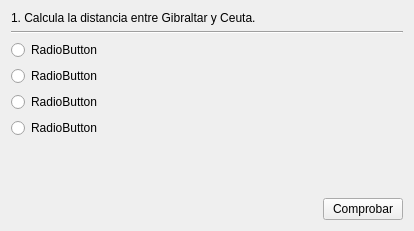
This is NavTrainer/problem.ui in FranciscoNortesN/IHM-Proyecto as Qt 5 draws it before an edit. The edited form follows.
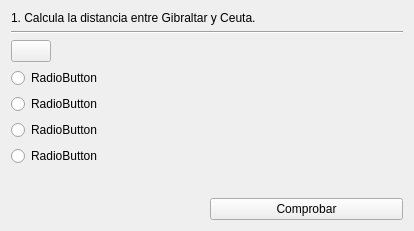
This is the edited form.

```diff
--- a/NavTrainer/problem.ui
+++ b/NavTrainer/problem.ui
@@ -14,14 +14,14 @@
    <string>Form</string>
   </property>
   <layout class="QGridLayout" name="gridLayout">
-   <item row="7" column="1">
+   <item row="8" column="1">
     <widget class="QPushButton" name="pushButton">
      <property name="text">
       <string>Comprobar</string>
      </property>
     </widget>
    </item>
-   <item row="7" column="0">
+   <item row="8" column="0">
     <spacer name="horizontalSpacer">
      <property name="orientation">
       <enum>Qt::Orientation::Horizontal</enum>
@@ -34,7 +34,7 @@
      </property>
     </spacer>
    </item>
-   <item row="6" column="0" colspan="2">
+   <item row="7" column="0" colspan="2">
     <spacer name="verticalSpacer">
      <property name="orientation">
       <enum>Qt::Orientation::Vertical</enum>
@@ -47,28 +47,28 @@
      </property>
     </spacer>
    </item>
-   <item row="5" column="0" colspan="2">
+   <item row="6" column="0" colspan="2">
     <widget class="QRadioButton" name="radioButton_4">
      <property name="text">
       <string>RadioButton</string>
      </property>
     </widget>
    </item>
-   <item row="4" column="0" colspan="2">
+   <item row="5" column="0" colspan="2">
     <widget class="QRadioButton" name="radioButton_3">
      <property name="text">
       <string>RadioButton</string>
      </property>
     </widget>
    </item>
-   <item row="3" column="0" colspan="2">
+   <item row="4" column="0" colspan="2">
     <widget class="QRadioButton" name="radioButton_2">
      <property name="text">
       <string>RadioButton</string>
      </property>
     </widget>
    </item>
-   <item row="2" column="0" colspan="2">
+   <item row="3" column="0" colspan="2">
     <widget class="QRadioButton" name="radioButton">
      <property name="text">
       <string>RadioButton</string>
@@ -98,6 +98,38 @@
      </property>
     </widget>
    </item>
+   <item row="2" column="0">
+    <widget class="QPushButton" name="toggleAnswersButton">
+     <property name="sizePolicy">
+      <sizepolicy hsizetype="Maximum" vsizetype="Fixed">
+       <horstretch>0</horstretch>
+       <verstretch>0</verstretch>
+      </sizepolicy>
+     </property>
+     <property name="text">
+      <string/>
+     </property>
+     <property name="iconSize">
+      <size>
+       <width>24</width>
+       <height>24</height>
+      </size>
+     </property>
+    </widget>
+   </item>
+   <item row="2" column="1">
+    <spacer name="horizontalSpacer_2">
+     <property name="orientation">
+      <enum>Qt::Orientation::Horizontal</enum>
+     </property>
+     <property name="sizeHint" stdset="0">
+      <size>
+       <width>40</width>
+       <height>20</height>
+      </size>
+     </property>
+    </spacer>
+   </item>
   </layout>
  </widget>
  <resources/>
```
